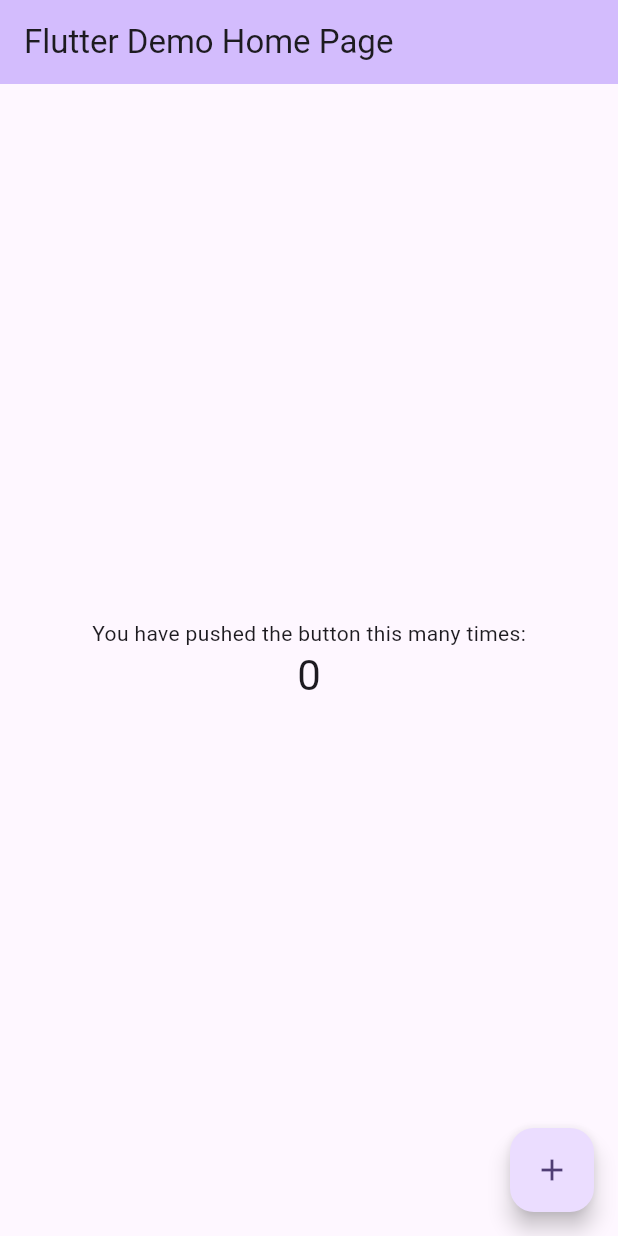
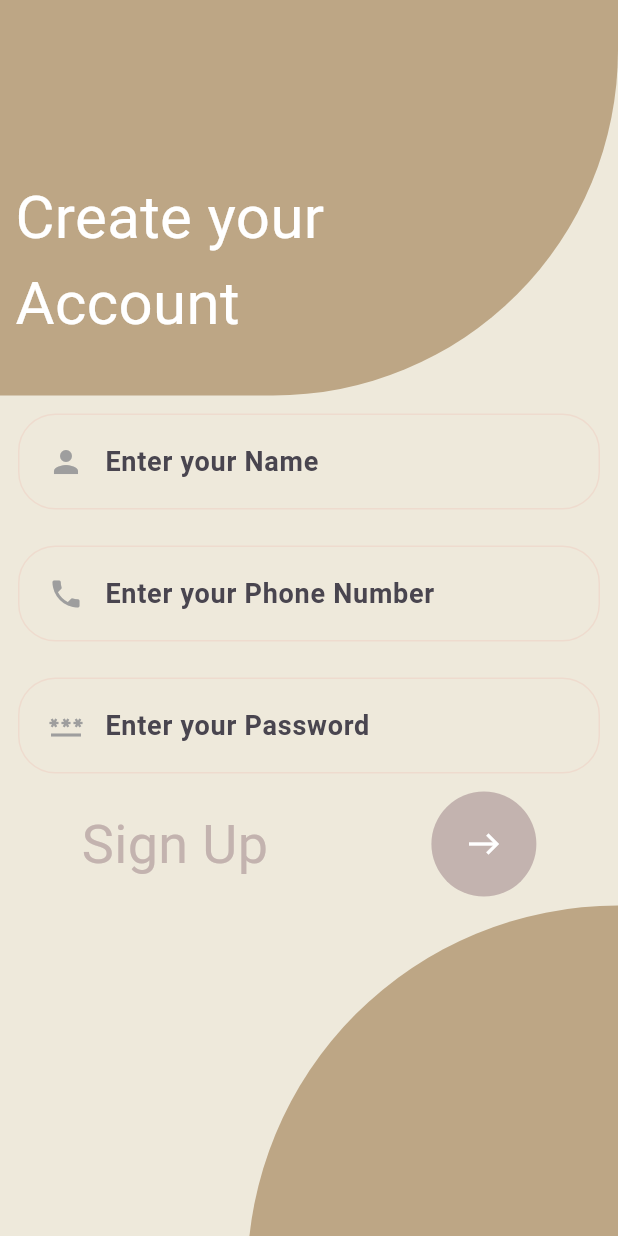
Before and after one commit to RaghadKatbi/Cafee-App, a Flutter app: the screen it shows after launch, on a phone screen of 412 x 824 dp. Run offline on Flutter 3.47's test engine with Material 3 defaults, Android fonts, the light colour scheme and no system bars.

Commit message:
add Screens

```diff
--- a/lib/main.dart
+++ b/lib/main.dart
@@ -1,3 +1,4 @@
+import 'package:cafee_app/screen/register.dart';
 import 'package:flutter/material.dart';
 
 void main() {
@@ -11,115 +12,10 @@ class MyApp extends StatelessWidget {
   @override
   Widget build(BuildContext context) {
     return MaterialApp(
-      title: 'Flutter Demo',
-      theme: ThemeData(
-        // This is the theme of your application.
-        //
-        // TRY THIS: Try running your application with "flutter run". You'll see
-        // the application has a blue toolbar. Then, without quitting the app,
-        // try changing the seedColor in the colorScheme below to Colors.green
-        // and then invoke "hot reload" (save your changes or press the "hot
-        // reload" button in a Flutter-supported IDE, or press "r" if you used
-        // the command line to start the app).
-        //
-        // Notice that the counter didn't reset back to zero; the application
-        // state is not lost during the reload. To reset the state, use hot
-        // restart instead.
-        //
-        // This works for code too, not just values: Most code changes can be
-        // tested with just a hot reload.
-        colorScheme: ColorScheme.fromSeed(seedColor: Colors.deepPurple),
-        useMaterial3: true,
-      ),
-      home: const MyHomePage(title: 'Flutter Demo Home Page'),
+      debugShowCheckedModeBanner: false,
+      routes: {
+        '/':(context) => const RegisterScreen(),
+      },
     );
   }
 }
-
-class MyHomePage extends StatefulWidget {
-  const MyHomePage({super.key, required this.title});
-
-  // This widget is the home page of your application. It is stateful, meaning
-  // that it has a State object (defined below) that contains fields that affect
-  // how it looks.
-
-  // This class is the configuration for the state. It holds the values (in this
-  // case the title) provided by the parent (in this case the App widget) and
-  // used by the build method of the State. Fields in a Widget subclass are
-  // always marked "final".
-
-  final String title;
-
-  @override
-  State<MyHomePage> createState() => _MyHomePageState();
-}
-
-class _MyHomePageState extends State<MyHomePage> {
-  int _counter = 0;
-
-  void _incrementCounter() {
-    setState(() {
-      // This call to setState tells the Flutter framework that something has
-      // changed in this State, which causes it to rerun the build method below
-      // so that the display can reflect the updated values. If we changed
-      // _counter without calling setState(), then the build method would not be
-      // called again, and so nothing would appear to happen.
-      _counter++;
-    });
-  }
-
-  @override
-  Widget build(BuildContext context) {
-    // This method is rerun every time setState is called, for instance as done
-    // by the _incrementCounter method above.
-    //
-    // The Flutter framework has been optimized to make rerunning build methods
-    // fast, so that you can just rebuild anything that needs updating rather
-    // than having to individually change instances of widgets.
-    return Scaffold(
-      appBar: AppBar(
-        // TRY THIS: Try changing the color here to a specific color (to
-        // Colors.amber, perhaps?) and trigger a hot reload to see the AppBar
-        // change color while the other colors stay the same.
-        backgroundColor: Theme.of(context).colorScheme.inversePrimary,
-        // Here we take the value from the MyHomePage object that was created by
-        // the App.build method, and use it to set our appbar title.
-        title: Text(widget.title),
-      ),
-      body: Center(
-        // Center is a layout widget. It takes a single child and positions it
-        // in the middle of the parent.
-        child: Column(
-          // Column is also a layout widget. It takes a list of children and
-          // arranges them vertically. By default, it sizes itself to fit its
-          // children horizontally, and tries to be as tall as its parent.
-          //
-          // Column has various properties to control how it sizes itself and
-          // how it positions its children. Here we use mainAxisAlignment to
-          // center the children vertically; the main axis here is the vertical
-          // axis because Columns are vertical (the cross axis would be
-          // horizontal).
-          //
-          // TRY THIS: Invoke "debug painting" (choose the "Toggle Debug Paint"
-          // action in the IDE, or press "p" in the console), to see the
-          // wireframe for each widget.
-          mainAxisAlignment: MainAxisAlignment.center,
-          children: <Widget>[
-            const Text(
-              'You have pushed the button this many times:',
-            ),
-            Text(
-              '$_counter',
-              style: Theme.of(context).textTheme.headlineMedium,
-            ),
-          ],
-        ),
-      ),
-      floatingActionButton: FloatingActionButton(
-        onPressed: _incrementCounter,
-        tooltip: 'Increment',
-        child: const Icon(Icons.add),
-      ), // This trailing comma makes auto-formatting nicer for build methods.
-    );
-  }
-}
--- /dev/null
+++ b/lib/screen/log_in.dart
@@ -0,0 +1,14 @@
+import 'package:flutter/material.dart';
+class LogInScreen extends StatefulWidget {
+  const LogInScreen({super.key});
+
+  @override
+  State<LogInScreen> createState() => _LogInScreenState();
+}
+
+class _LogInScreenState extends State<LogInScreen> {
+  @override
+  Widget build(BuildContext context) {
+    return const Placeholder();
+  }
+}
--- /dev/null
+++ b/lib/screen/register.dart
@@ -0,0 +1,131 @@
+import 'package:flutter/material.dart';
+
+class RegisterScreen extends StatefulWidget {
+  const RegisterScreen({super.key});
+
+  @override
+  State<RegisterScreen> createState() => _RegisterScreenState();
+}
+
+class _RegisterScreenState extends State<RegisterScreen> {
+  @override
+  Widget build(BuildContext context) {
+    final TextEditingController name = TextEditingController();
+    final TextEditingController phone = TextEditingController();
+    final TextEditingController password = TextEditingController();
+    final height =MediaQuery.of(context).size.height;
+    return Scaffold(
+      backgroundColor: const Color(0xffEEE9DB),
+      body: SingleChildScrollView(
+        child: Column(
+          crossAxisAlignment: CrossAxisAlignment.end,
+          children: [
+            Stack(
+              children: [
+                Container(
+                  width: double.infinity,
+                  height: height*0.32,
+                  decoration: const BoxDecoration(
+                      color: Color(0xffBDA685),
+                      borderRadius: BorderRadiusDirectional.only(
+                          bottomEnd: Radius.circular(230))),
+                ),
+                 Positioned(
+                  bottom: height*0.04,
+                  child: const Text(
+                    " Create your\n Account",
+                    style: TextStyle(color: Colors.white, fontSize: 40),
+                  ),
+                )
+              ],
+            ),
+            Padding(
+                padding: const EdgeInsets.all(12.0),
+                child: myTextform(
+                    hintText: "Enter your Name",
+                    key: TextInputType.text,
+                    icon: Icons.person,
+                    controller: name)),
+            Padding(
+                padding: const EdgeInsets.all(12.0),
+                child: myTextform(
+                    hintText: "Enter your Phone Number",
+                    key: TextInputType.phone,
+                    icon: Icons.phone,
+                    controller: phone)),
+            Padding(
+              padding: const EdgeInsets.all(12.0),
+              child: myTextform(
+                  hintText: "Enter your Password",
+                  key: TextInputType.emailAddress,
+                  icon: Icons.password,
+                  controller: password),
+            ),
+            Row(
+              mainAxisAlignment: MainAxisAlignment.spaceAround,
+              children: [
+                Text(
+                  "Sign Up",
+                  style: TextStyle(fontSize: 36, color: Color(0xffc3b3af)),
+                ),
+                InkWell(
+                  onTap: () {},
+                  child: Container(
+                    width: 70,
+                    height: 70,
+                    decoration: const BoxDecoration(
+                        borderRadius: BorderRadius.all(Radius.circular(50)),
+                        color: Color(0xffc3b3af)),
+                    child: Icon(Icons.east_sharp, color: Colors.white),
+                  ),
+                )
+              ],
+            ),
+            Padding(
+              padding: const EdgeInsets.only(top: 6.0),
+              child: Container(
+                width: height*0.3,
+                height: height*0.3,
+                decoration: const BoxDecoration(
+                  borderRadius: BorderRadius.only(topLeft: Radius.circular(330)),
+                  color: Color(0xffBDA685),
+                ),
+              ),
+            )
+          ],
+        ),
+      ),
+    );
+  }
+
+  TextFormField myTextform(
+      {required String hintText,
+      required TextInputType key,
+      required IconData icon,
+      required TextEditingController controller}) {
+    return TextFormField(
+      controller: controller,
+      // maxLines: 10,
+      textInputAction: TextInputAction.none,
+      keyboardType: key,
+      cursorColor: Colors.grey,
+      style: const TextStyle(fontSize: 18, fontWeight: FontWeight.bold),
+      decoration: InputDecoration(
+        //focusColor: Colors.pinkAccent,
+        hintText: hintText,
+        counterText: '',
+        hintStyle: const TextStyle(fontSize: 18),
+        enabledBorder: OutlineInputBorder(
+            borderRadius: BorderRadius.circular(25),
+            borderSide: const BorderSide(color: Color(0x0ff00000))),
+        focusedBorder: OutlineInputBorder(
+            borderRadius: BorderRadius.circular(25),
+            borderSide: const BorderSide(color: Color(0x0ff00000))),
+        prefixIcon: Container(
+          padding: const EdgeInsets.fromLTRB(20, 20, 10, 20),
+          child: Icon(icon, color: Colors.grey,),
+        ),
+      ),
+    );
+  }
+}
```
Also changed, not shown: 1 other file.
